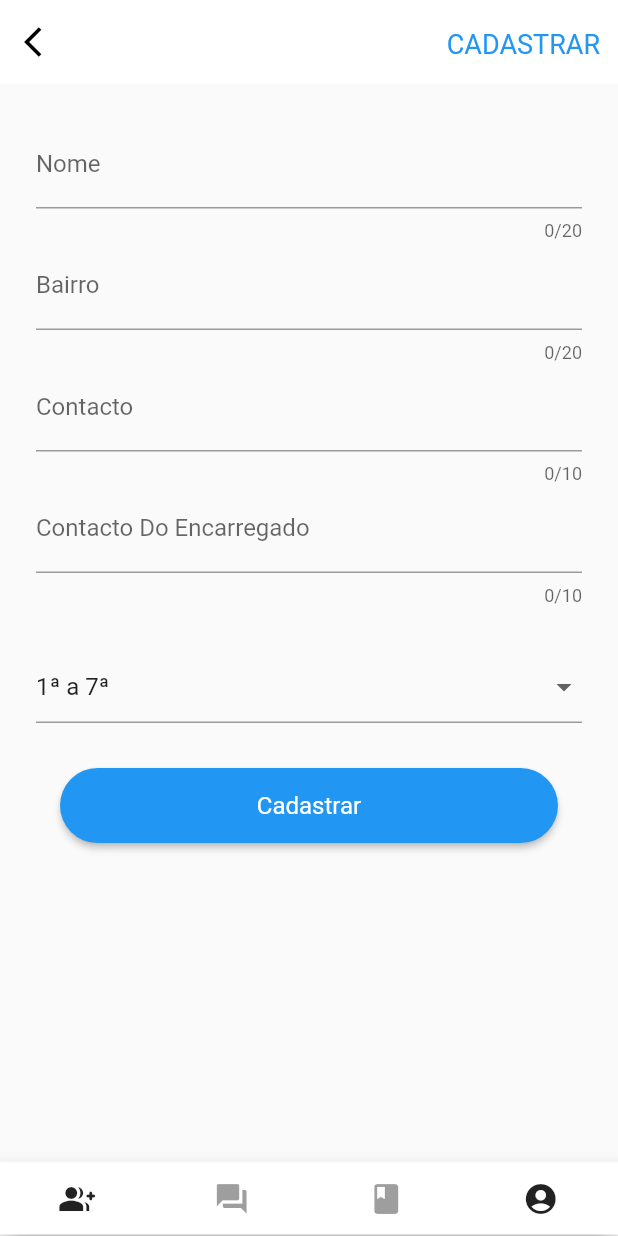
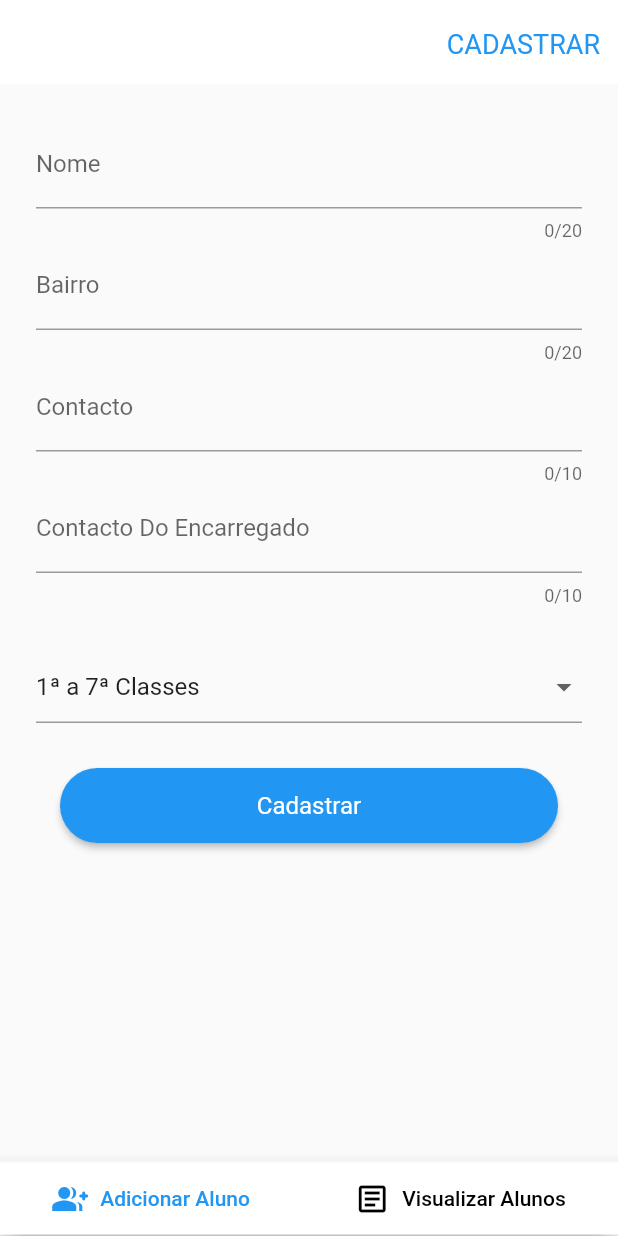
Before and after one commit to Jaimrg/Ed_App, a Flutter app: the screen it shows after launch, on a phone screen of 412 x 824 dp. Run offline on Flutter 3.47's test engine with Material 2 defaults, Android fonts, the phone set to English and light mode, and no system bars; missing offline and left inert: horizontal_data_table; Roboto replaces fonts that are missing (AkayaTelivigala, Raleway).

Commit message:
Atualizacao Barra Inferior
Mudando a barra inferior e adicionando uma label atraes do TextButton alem do IconButton que nao tem Label

```diff
--- a/lib/form_screen.dart
+++ b/lib/form_screen.dart
@@ -38,7 +38,7 @@ class FormScreenState extends State<FormScreen> {
     backgroundColor: Colors.white,
     // centerTitle: true,
     elevation: 0.0,
-    leading: new Icon(Icons.arrow_back_ios, color: Colors.black),
+    //leading: new Icon(Icons.arrow_back_ios, color: Colors.black),
     actions: <Widget>[
       Padding(
           padding: const EdgeInsets.only(right: 12.0, top: 19.0),
@@ -143,21 +143,16 @@ class FormScreenState extends State<FormScreen> {
 
   var selectedCurrency, selectedType;
   final GlobalKey<FormState> _formKeyValue = new GlobalKey<FormState>();
-  List<String> _accountType = <String>[
-    'Savings',
-    'Deposit',
-    'Checking',
-    'Brokerage'
+
+  final sugars = [
+    '1ª a 7ª Classes',
+    '8ª a 10ª Classes',
+    '11ª e 12ª Classes',
+    'Preparação Para Exames',
+    'Ensino Médio',
+    'Ensino Superior'
   ];
-  final sugars = [
-    '1ª a 7ª',
-    '8ª a 10ª',
-    '11ª e 12ª',
-    'Preparação',
-    'Médio',
-    'Superior'
-  ];
-  String? _currentSugars = '1ª a 7ª';
+  String? _currentSugars = '1ª a 7ª Classes';
   @override
   Widget build(BuildContext context) {
     return Scaffold(
@@ -266,8 +261,9 @@ class FormScreenState extends State<FormScreen> {
               // alignment: MainAxisAlignment.spaceAround,
               mainAxisAlignment: MainAxisAlignment.spaceAround,
               children: <Widget>[
-                new IconButton(
+                new TextButton.icon(
                   icon: Icon(Icons.group_add_rounded),
+                  label: Text('Adicionar Aluno'),
                   onPressed: () {
                     Navigator.push(
                       context,
@@ -275,7 +271,7 @@ class FormScreenState extends State<FormScreen> {
                     );
                   },
                 ),
-                new IconButton(
+                /* new IconButton(
                   icon: Icon(
                     Icons.question_answer,
                   ),
@@ -286,11 +282,16 @@ class FormScreenState extends State<FormScreen> {
                     Icons.book,
                   ),
                   onPressed: null,
-                ),
-                new IconButton(
+                ),*/
+                new TextButton.icon(
+                  style: TextButton.styleFrom(
+                    primary: Colors.black,
+                  ),
                   icon: Icon(
-                    Icons.account_circle_rounded,
+                    Icons.article_outlined,
+                    color: Colors.black,
                   ),
+                  label: Text('Visualizar Alunos'),
                   onPressed: () {
                     Navigator.push(
                       context,
--- a/pubspec.yaml
+++ b/pubspec.yaml
@@ -22,6 +22,7 @@ environment:
 
 dependencies:
   horizontal_data_table: ^3.4.3
+  google_fonts: ^2.1.0
   flutter:
     sdk: flutter
 
```
Also changed, not shown: lib/data_table.dart (+12 -7 lines), pubspec.lock.
